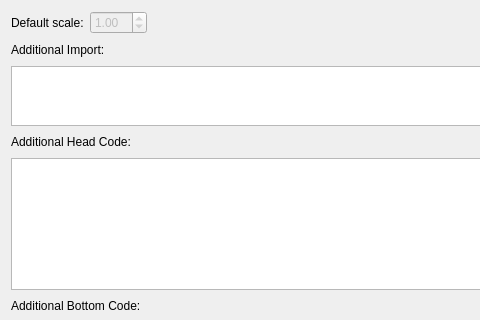
This is src/binaries/rcse/dialog/sheetproperties.ui in Rolisteam/rolisteam as Qt 5 draws it before an edit; both pictures show x 0 to 480 and y 0 to 320 of the 698 by 673 pixel window. The edited form follows.
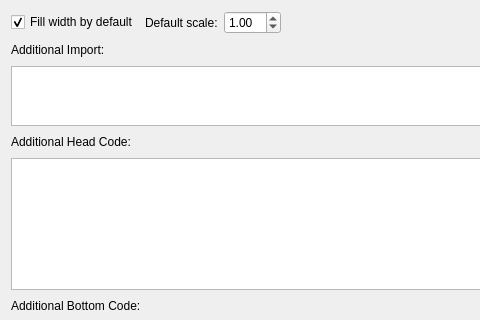
This is the edited form. Icons and pictures are not drawn. Custom widgets are drawn as their Qt base class.

Diff of the .ui file:
```diff
--- a/src/binaries/rcse/dialog/sheetproperties.ui
+++ b/src/binaries/rcse/dialog/sheetproperties.ui
@@ -20,6 +20,16 @@
   <layout class="QVBoxLayout" name="verticalLayout_2">
    <item>
     <layout class="QHBoxLayout" name="horizontalLayout_3">
+     <item>
+      <widget class="QCheckBox" name="m_fillWidth">
+       <property name="text">
+        <string>Fill width by default</string>
+       </property>
+       <property name="checked">
+        <bool>true</bool>
+       </property>
+      </widget>
+     </item>
      <item>
       <widget class="QLabel" name="label_2">
        <property name="text">
@@ -30,8 +40,23 @@
      <item>
       <widget class="QDoubleSpinBox" name="m_fixedScale">
        <property name="enabled">
+        <bool>true</bool>
+       </property>
+       <property name="autoFillBackground">
         <bool>false</bool>
        </property>
+       <property name="wrapping">
+        <bool>false</bool>
+       </property>
+       <property name="frame">
+        <bool>true</bool>
+       </property>
+       <property name="readOnly">
+        <bool>false</bool>
+       </property>
+       <property name="keyboardTracking">
+        <bool>true</bool>
+       </property>
        <property name="value">
         <double>1.000000000000000</double>
        </property>
```
Left out of the diff: 14 changed lines with no effect on the pictures.
